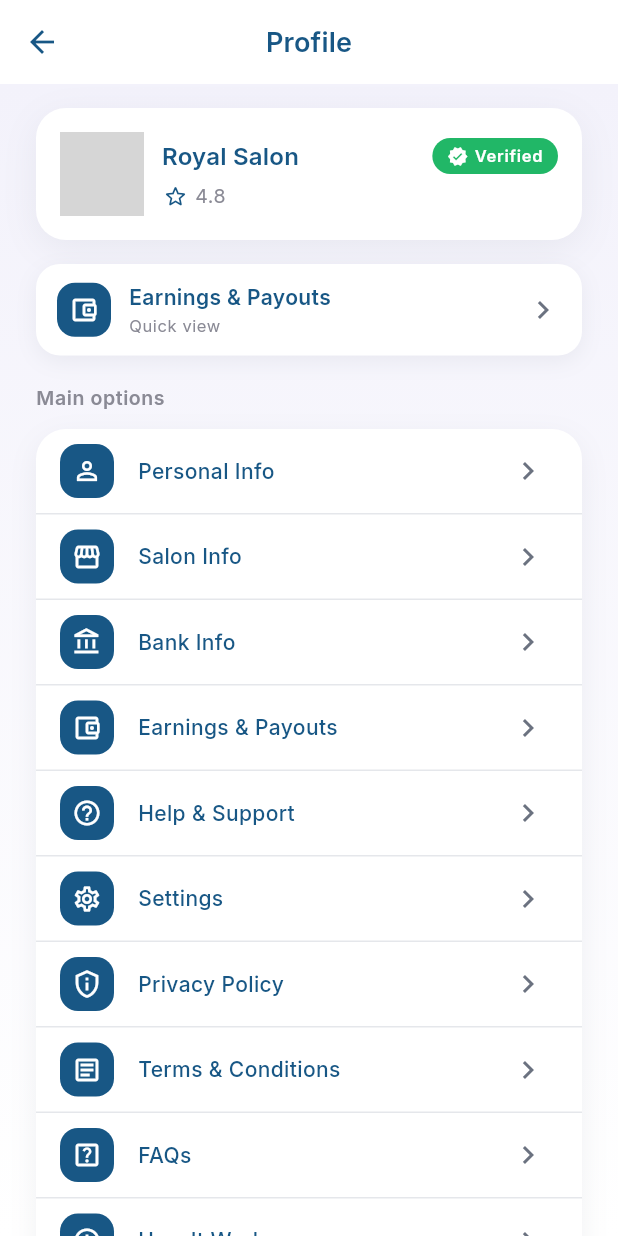
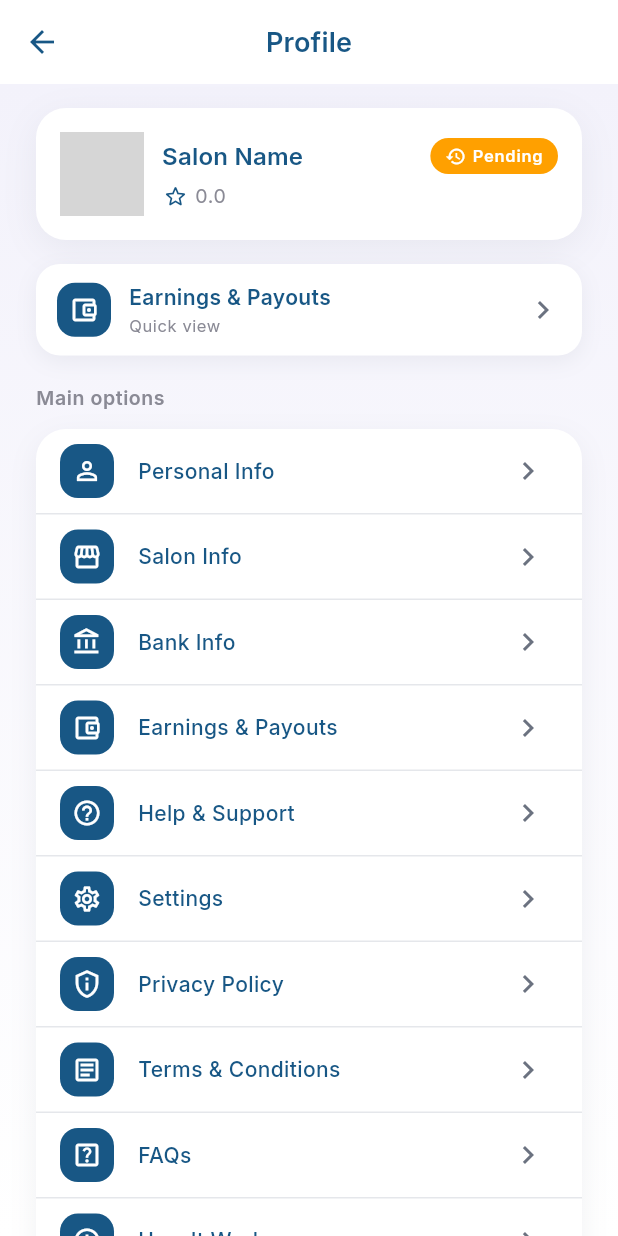
Before and after one commit to BharatNaai/bharatnaai-partner, a Flutter app: the BarbersProfileScreen screen opened by its route, on a phone screen of 412 x 824 dp. Run offline on Flutter 3.47's test engine with Material 3 defaults, Android fonts, the phone set to English and light mode, and no system bars; our stand-ins replace app_links, carousel_slider, device_info_plus, geocoding, geolocator, google_fonts and 3 more; missing offline and left inert: audio_session; accounts and stored records are empty; grey boxes are pictures that could not be loaded.

Commit message:
enhanced UX and updated the api for the complete profile setup

```diff
--- a/lib/core/constants/api_constants.dart
+++ b/lib/core/constants/api_constants.dart
@@ -10,7 +10,7 @@ class ApiConstants {
   static const String logout = '/logout';
   static const String forgotPassword = '/forgot-password';
   static const String resetPassword = '/reset-password';
-  static const String updateBarber = 'barbers/update-barbers';
+  static const String barberDetails = 'barbers/barbers-details';
 
   // Third-party API keys (replace with your actual keys)
   static const String stripePublishableKey = 'pk_test_your_stripe_key_here';
--- a/lib/core/constants/app_strings.dart
+++ b/lib/core/constants/app_strings.dart
@@ -104,7 +104,7 @@ class AppStrings {
   static const String signupButton = "Sign up";
 
   // Login Screen Specific
-  static const String barberPartnerApp = "Barber Partner App";
+  static const String bharatnaaiPartner = "Bharatnaai Partner";
   static const String empoweringSalonProfessionals =
       "Empowering Salon Professionals";
   static const String dontHaveAccount = "Don't have an account? ";
--- /dev/null
+++ b/lib/models/barber_model.dart
@@ -0,0 +1,71 @@
+class BarberModel {
+  final String? barberId;
+  final String? barberName;
+  final String? salonName;
+  final String? email;
+  final String? phone;
+  final String? businessType;
+  final String? address;
+  final String? pincode;
+  final String? city;
+  final String? state;
+  final String? country;
+  final String? rating;
+  final bool isVerified;
+  final String? profileImage;
+
+  BarberModel({
+    this.barberId,
+    this.barberName,
+    this.salonName,
+    this.email,
+    this.phone,
+    this.businessType,
+    this.address,
+    this.pincode,
+    this.city,
+    this.state,
+    this.country,
+    this.rating,
+    this.isVerified = false,
+    this.profileImage,
+  });
+
+  factory BarberModel.fromJson(Map<String, dynamic> json) {
+    return BarberModel(
+      barberId: json['barberId'] as String?,
+      barberName: json['barberName'] as String?,
+      salonName: json['salonName'] as String?,
+      email: json['email'] as String?,
+      phone: json['phone'] as String?,
+      businessType: json['businessType'] as String?,
+      address: json['address'] as String?,
+      pincode: json['pincode'] as String?,
+      city: json['city'] as String?,
+      state: json['state'] as String?,
+      country: json['country'] as String?,
+      rating: json['rating']?.toString() ?? '0.0',
+      isVerified: json['isVerified'] as bool? ?? false,
+      profileImage: json['profileImage'] as String?,
+    );
+  }
+
+  Map<String, dynamic> toJson() {
+    return {
+      'barberId': barberId,
+      'barberName': barberName,
+      'salonName': salonName,
+      'email': email,
+      'phone': phone,
+      'businessType': businessType,
+      'address': address,
+      'pincode': pincode,
+      'city': city,
+      'state': state,
+      'country': country,
+      'rating': rating,
+      'isVerified': isVerified,
+      'profileImage': profileImage,
+    };
+  }
+}
--- a/lib/routes/app_routes.dart
+++ b/lib/routes/app_routes.dart
@@ -282,6 +282,10 @@ class AppRoutes {
     Navigator.pushNamedAndRemoveUntil(context, welcome, (route) => false);
   }
 
+  static void navigateToRegister(BuildContext context){
+    Navigator.pushNamedAndRemoveUntil(context, register, (route) => false);
+  }
+
   static Future<T?> navigateTo<T extends Object?>(
       BuildContext context, String routeName,
       {Object? arguments}) {
--- a/lib/screens/profile/barbers_profile.dart
+++ b/lib/screens/profile/barbers_profile.dart
@@ -1,15 +1,28 @@
 import 'package:flutter/material.dart';
 import 'package:google_fonts/google_fonts.dart';
+import 'package:partner_app/models/barber_model.dart';
 import 'package:provider/provider.dart';
 
 import '../../core/constants/app_colors.dart';
 import '../../providers/auth_provider.dart';
 import '../../routes/app_routes.dart';
-import '../../widgets/common_bottom_nav_bar.dart';
 import '../../widgets/common_button.dart';
 
-class BarbersProfileScreen extends StatelessWidget {
+class BarbersProfileScreen extends StatefulWidget {
   const BarbersProfileScreen({super.key});
+
+  @override
+  State<BarbersProfileScreen> createState() => _BarbersProfileScreenState();
+}
+
+class _BarbersProfileScreenState extends State<BarbersProfileScreen> {
+  @override
+  void initState() {
+    super.initState();
+    WidgetsBinding.instance.addPostFrameCallback((_) {
+      context.read<AuthProvider>().fetchBarberDetails();
+    });
+  }
 
   @override
   Widget build(BuildContext context) {
@@ -31,7 +44,9 @@ class BarbersProfileScreen extends StatelessWidget {
           ),
         ),
       ),
-      body: Container(
+      body: Consumer<AuthProvider>(
+        builder: (context, auth, _) {
+          return Container(
             decoration: const BoxDecoration(
               gradient: LinearGradient(
                 begin: Alignment.topCenter,
@@ -44,21 +59,28 @@ class BarbersProfileScreen extends StatelessWidget {
             ),
             child: SafeArea(
               bottom: false,
+              child: auth.isLoading && auth.barberData == null
+                  ? const Center(child: CircularProgressIndicator())
+                  : RefreshIndicator(
+                      onRefresh: () async {
+                        await auth.fetchBarberDetails();
+                      },
                       child: SingleChildScrollView(
-            padding: const EdgeInsets.symmetric(horizontal: 24, vertical: 16),
+                        padding: const EdgeInsets.symmetric(
+                            horizontal: 24, vertical: 16),
                         child: Column(
                           crossAxisAlignment: CrossAxisAlignment.start,
                           children: [
                             _ProfileHeaderSection(
+                              barber: auth.barberData,
                               onEditProfile: () {
-                    Navigator.pushNamed(context, AppRoutes.profileStep1);
+                                Navigator.pushNamed(
+                                    context, AppRoutes.profileStep1);
                               },
                             ),
                             const SizedBox(height: 20),
                             _ProfileMenuSection(
                               onLogout: () async {
-                    final auth =
-                        Provider.of<AuthProvider>(context, listen: false);
                                 await auth.logout();
                                 AppRoutes.navigateToLogin(context);
                               },
@@ -70,17 +92,25 @@ class BarbersProfileScreen extends StatelessWidget {
                     ),
             ),
           );
+        },
+      ),
+    );
   }
 }
 
 class _ProfileHeaderSection extends StatelessWidget {
+  final BarberModel? barber;
   final VoidCallback onEditProfile;
 
-  const _ProfileHeaderSection({required this.onEditProfile});
+  const _ProfileHeaderSection({
+    required this.barber,
+    required this.onEditProfile,
+  });
 
   @override
   Widget build(BuildContext context) {
     final textTheme = GoogleFonts.interTextTheme(Theme.of(context).textTheme);
+    final isVerified = barber?.isVerified ?? false;
 
     return Column(
       children: [
@@ -101,10 +131,12 @@ class _ProfileHeaderSection extends StatelessWidget {
           child: Row(
             crossAxisAlignment: CrossAxisAlignment.center,
             children: [
-              const CircleAvatar(
+              CircleAvatar(
                 radius: 28,
-                backgroundImage:
-                    AssetImage('assets/images/_barber_profile_image.jpg'),
+                backgroundImage: (barber?.profileImage != null &&
+                        barber!.profileImage!.isNotEmpty)
+                    ? NetworkImage(barber!.profileImage!) as ImageProvider
+                    : const AssetImage('assets/images/_barber_profile_image.jpg'),
               ),
               const SizedBox(width: 12),
               Expanded(
@@ -117,7 +149,7 @@ class _ProfileHeaderSection extends StatelessWidget {
                       children: [
                         Expanded(
                           child: Text(
-                            'Royal Salon',
+                            barber?.salonName ?? 'Salon Name',
                             style: textTheme.titleMedium?.copyWith(
                               fontSize: 16,
                               fontWeight: FontWeight.w600,
@@ -131,20 +163,22 @@ class _ProfileHeaderSection extends StatelessWidget {
                           padding: const EdgeInsets.symmetric(
                               horizontal: 10, vertical: 4),
                           decoration: BoxDecoration(
-                            color: AppColors.successColor,
+                            color: isVerified
+                                ? AppColors.successColor
+                                : AppColors.warningColor,
                             borderRadius: BorderRadius.circular(999),
                           ),
                           child: Row(
                             mainAxisSize: MainAxisSize.min,
                             children: [
-                              const Icon(
-                                Icons.verified,
+                              Icon(
+                                isVerified ? Icons.verified : Icons.history,
                                 size: 14,
                                 color: Colors.white,
                               ),
                               const SizedBox(width: 4),
                               Text(
-                                'Verified',
+                                isVerified ? 'Verified' : 'Pending',
                                 style: textTheme.labelSmall?.copyWith(
                                   fontSize: 11,
                                   fontWeight: FontWeight.w600,
@@ -167,7 +201,7 @@ class _ProfileHeaderSection extends StatelessWidget {
                         ),
                         const SizedBox(width: 4),
                         Text(
-                          '4.8',
+                          barber?.rating ?? '0.0',
                           style: textTheme.bodySmall?.copyWith(
                             fontSize: 13,
                             color: AppColors.loginSubtitleText,
--- a/lib/screens/profile_setup/profile_setup_step3.dart
+++ b/lib/screens/profile_setup/profile_setup_step3.dart
@@ -8,6 +8,7 @@ import 'package:provider/provider.dart';
 import 'package:partner_app/core/constants/app_colors.dart';
 import 'package:partner_app/routes/app_routes.dart';
 import 'package:partner_app/providers/profile_setup_provider.dart';
+import 'package:partner_app/providers/auth_provider.dart';
 
 import '../../widgets/common_button.dart';
 import '../../widgets/upload_card.dart';
@@ -47,6 +48,10 @@ class _ProfileSetupStep3ScreenState extends State<ProfileSetupStep3Screen> {
     if (!mounted) return;
 
     if (success) {
+      // Mark profile as completed in AuthProvider
+      if (mounted) {
+        context.read<AuthProvider>().setProfileCompleted(true);
+      }
       await _showCompletionDialog();
     } else {
       // Show error message
--- a/lib/screens/welcome/welcome_screen.dart
+++ b/lib/screens/welcome/welcome_screen.dart
@@ -133,12 +133,12 @@ class WelcomeScreen extends StatelessWidget {
               CommonButton(
                 text: AppStrings.loginButton,
                 onPressed: () {
-                  Navigator.pushNamed(context, AppRoutes.login);
+                 AppRoutes.navigateToLogin(context);
                 },
               ),
               TextButton(
                 onPressed: () {
-                  Navigator.pushNamed(context, AppRoutes.register);
+                AppRoutes.navigateToRegister(context);
                 },
                 child: Text(
                   AppStrings.signupButton,
--- a/lib/screens/welcome/welcome_success_screen.dart
+++ b/lib/screens/welcome/welcome_success_screen.dart
@@ -67,11 +67,7 @@ class WelcomeSuccessScreen extends StatelessWidget {
               CommonButton(
                 text: 'Login To Get Started',
                 onPressed: () {
-                  Navigator.pushNamedAndRemoveUntil(
-                    context,
-                    AppRoutes.login,
-                    (route) => false,
-                  );
+                  AppRoutes.navigateToLogin(context);
                 },
               ),
 
```
Also changed, not shown: lib/providers/auth_provider.dart (+43 -2 lines), lib/screens/auth/login_screen.dart (+19 -2 lines), lib/screens/auth/register_screen.dart (+18 -0 lines), lib/screens/bookings/bookings_list_screen.dart (+72 -36 lines), lib/screens/splash/splash_screen.dart (+16 -6 lines), lib/services/auth_service.dart (+30 -0 lines), lib/services/profile_setup_service.dart (+4 -4 lines), lib/services/user_storage_service.dart (+12 -0 lines), lib/widgets/common_bottom_nav_bar.dart (+5 -2 lines). Lines whose indentation alone changed are shown as unchanged.
